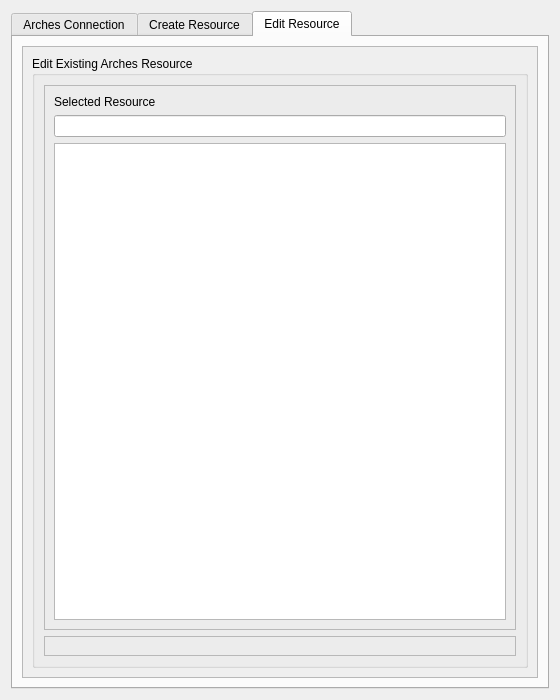
Before: the Qt Designer form arches_project_dialog_base.ui in k-int/arches-qgis-plugin, drawn with Qt 5.
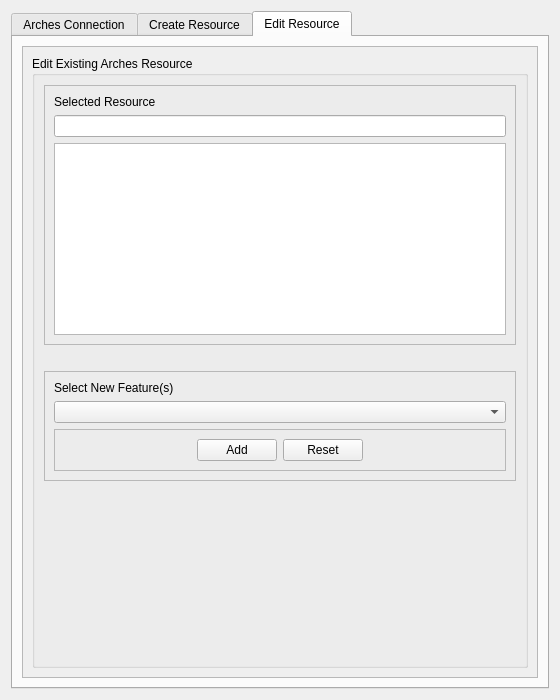
After: the same form once the commit is applied.

Commit message: remove refresh button for dynamic connection

The edit to the form file:
```diff
--- a/arches_project_dialog_base.ui
+++ b/arches_project_dialog_base.ui
@@ -485,11 +485,31 @@
                   <widget class="QLineEdit" name="selectedResUUID"/>
                  </item>
                  <item>
-                  <widget class="QTableWidget" name="selectedResAttributeTable"/>
+                  <widget class="QTableWidget" name="selectedResAttributeTable">
+                   <property name="editTriggers">
+                    <set>QAbstractItemView::NoEditTriggers</set>
+                   </property>
+                   <attribute name="horizontalHeaderStretchLastSection">
+                    <bool>true</bool>
+                   </attribute>
+                  </widget>
                  </item>
                 </layout>
                </widget>
               </item>
+              <item>
+               <spacer name="horizontalSpacer_9">
+                <property name="orientation">
+                 <enum>Qt::Horizontal</enum>
+                </property>
+                <property name="sizeHint" stdset="0">
+                 <size>
+                  <width>40</width>
+                  <height>20</height>
+                 </size>
+                </property>
+               </spacer>
+              </item>
               <item>
                <widget class="QFrame" name="frame_12">
                 <property name="frameShape">
@@ -498,9 +518,85 @@
                 <property name="frameShadow">
                  <enum>QFrame::Raised</enum>
                 </property>
-                <layout class="QVBoxLayout" name="verticalLayout_21"/>
+                <layout class="QVBoxLayout" name="verticalLayout_21">
+                 <item>
+                  <widget class="QLabel" name="label_8">
+                   <property name="text">
+                    <string>Select New Feature(s)</string>
+                   </property>
+                  </widget>
+                 </item>
+                 <item>
+                  <widget class="QComboBox" name="editResSelectFeatures"/>
+                 </item>
+                 <item>
+                  <widget class="QFrame" name="frame_13">
+                   <property name="frameShape">
+                    <enum>QFrame::StyledPanel</enum>
+                   </property>
+                   <property name="frameShadow">
+                    <enum>QFrame::Raised</enum>
+                   </property>
+                   <layout class="QHBoxLayout" name="horizontalLayout_2">
+                    <item>
+                     <spacer name="horizontalSpacer_7">
+                      <property name="orientation">
+                       <enum>Qt::Horizontal</enum>
+                      </property>
+                      <property name="sizeHint" stdset="0">
+                       <size>
+                        <width>40</width>
+                        <height>20</height>
+                       </size>
+                      </property>
+                     </spacer>
+                    </item>
+                    <item>
+                     <widget class="QPushButton" name="addEditRes">
+                      <property name="text">
+                       <string>Add</string>
+                      </property>
+                     </widget>
+                    </item>
+                    <item>
+                     <widget class="QPushButton" name="resetEditRes">
+                      <property name="text">
+                       <string>Reset</string>
+                      </property>
+                     </widget>
+                    </item>
+                    <item>
+                     <spacer name="horizontalSpacer_8">
+                      <property name="orientation">
+                       <enum>Qt::Horizontal</enum>
+                      </property>
+                      <property name="sizeHint" stdset="0">
+                       <size>
+                        <width>40</width>
+                        <height>20</height>
+                       </size>
+                      </property>
+                     </spacer>
+                    </item>
+                   </layout>
+                  </widget>
+                 </item>
+                </layout>
                </widget>
               </item>
+              <item>
+               <spacer name="verticalSpacer_3">
+                <property name="orientation">
+                 <enum>Qt::Vertical</enum>
+                </property>
+                <property name="sizeHint" stdset="0">
+                 <size>
+                  <width>20</width>
+                  <height>40</height>
+                 </size>
+                </property>
+               </spacer>
+              </item>
              </layout>
             </widget>
            </item>
```
Left out of the diff: 15 changed lines with no effect on the pictures. The commit also changes 1 other file.
